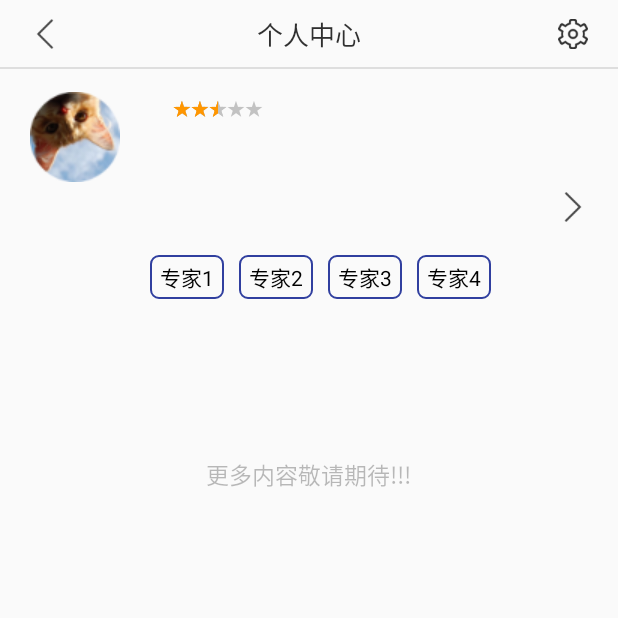
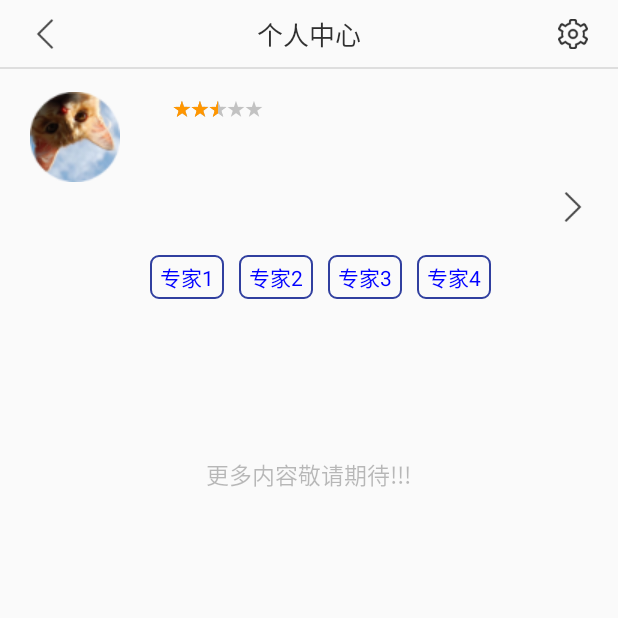
Before and after one commit to dingxujunchuanqi/Itsmylife, an Android app: the PersonalCenterActivity screen opened directly, with no data from a screen before it, on a phone screen of 412 x 824 dp, the top half of it. Run offline under Robolectric (Android 15) with nearby library versions, the phone set to English and light mode, and no system bars; libraries missing offline, so code that uses them is left out: com.readystatesoftware.systembartint, com.squareup.leakcanary; 4 statements that could not run were skipped.

Commit message:
个人中心页部分数据展示

```diff
--- a/app/src/main/java/com/sinoautodiagnoseos/ui/personcenterui/FlowLayout.java
+++ b/app/src/main/java/com/sinoautodiagnoseos/ui/personcenterui/FlowLayout.java
@@ -36,6 +36,7 @@ public class FlowLayout extends RelativeLayout {
     private int textSize = sp2px(15);
     // 关键字颜色
     private int textColor = Color.BLACK;
+    private int textColor1 = Color.BLUE;
     // 关键字背景框
     private int backgroundResource = R.drawable.bg_frame;
     // 关键字水平padding，单位为dp
@@ -249,7 +250,7 @@ public class FlowLayout extends RelativeLayout {
             // 设置TextView属性
             tv.setText(list.get(i));
             tv.setTextSize(TypedValue.COMPLEX_UNIT_PX, textSize);
-            tv.setTextColor(textColor);
+            tv.setTextColor(textColor1);
             tv.setGravity(Gravity.CENTER);
             tv.setPadding(textPaddingH, textPaddingV, textPaddingH, textPaddingV);
 
```
